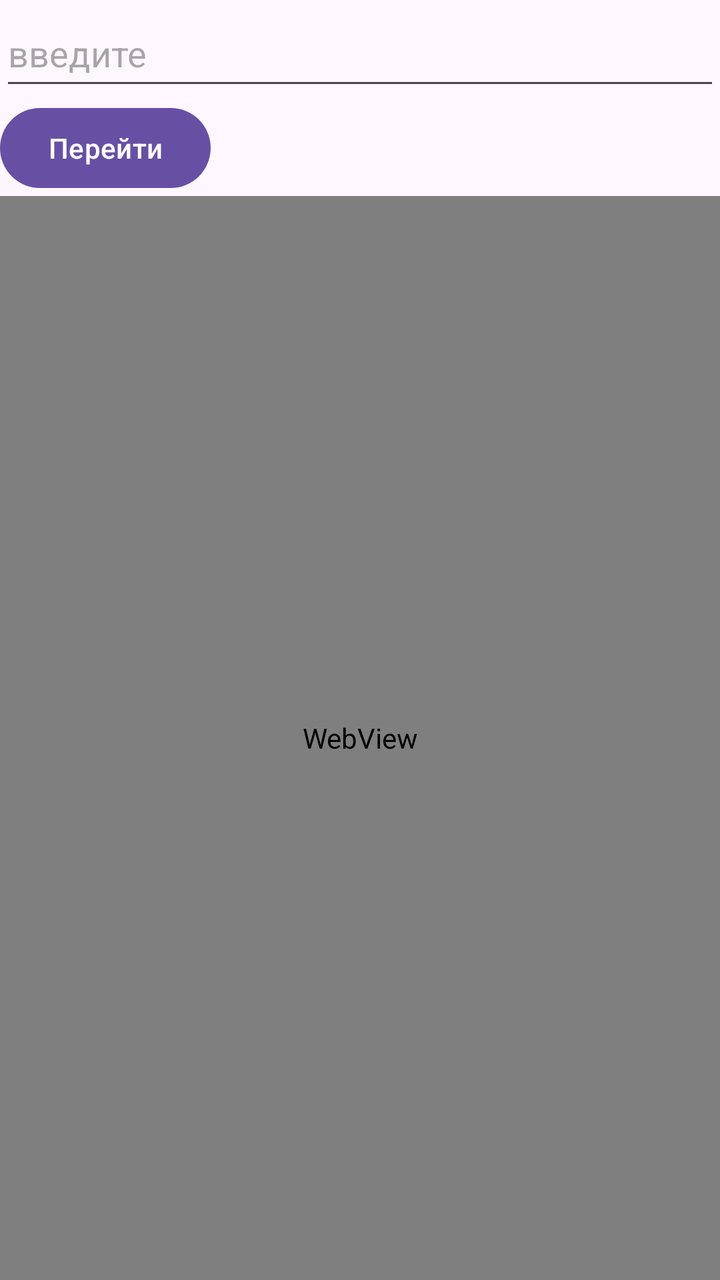
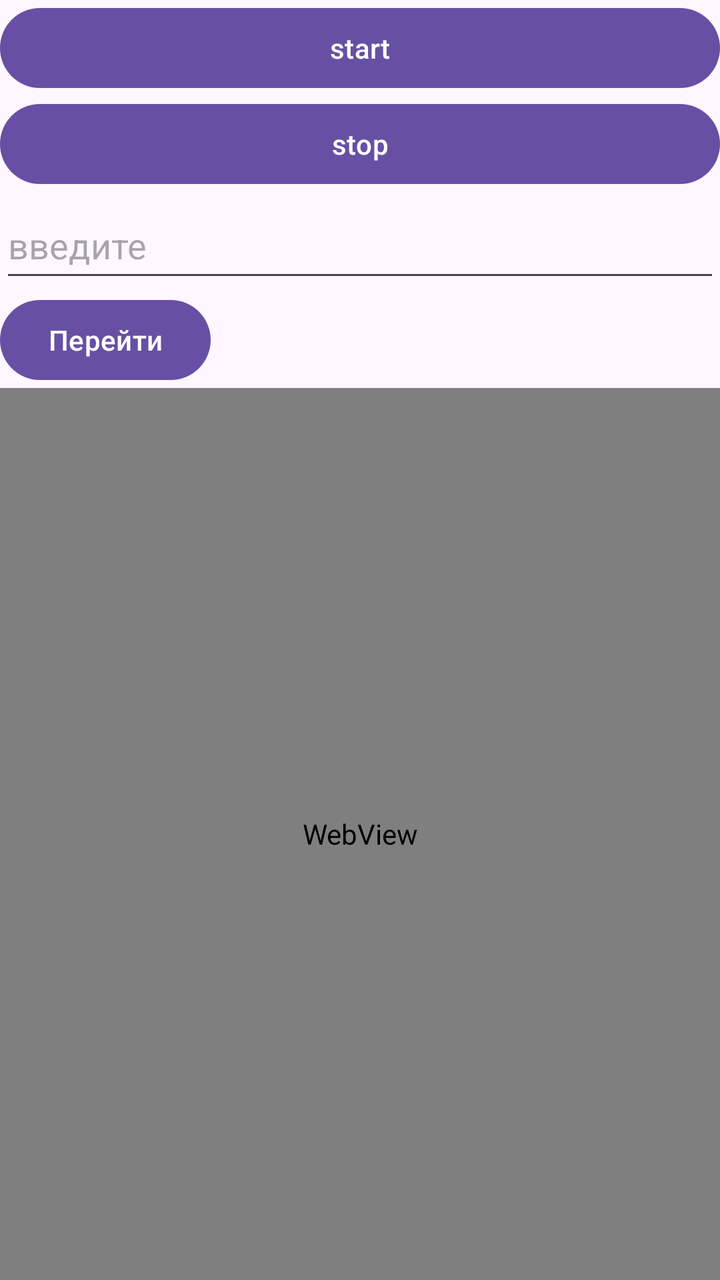

Two renders of the same Android screen: before a commit and after it. Below are the layout's source before the change and the commit's diff.
<!-- AndroidManifest.xml: application theme Theme.First_Android_Project -->
<!-- res/layout/activity_main.xml -->
<?xml version="1.0" encoding="utf-8"?>
<LinearLayout xmlns:android="http://schemas.android.com/apk/res/android"
    xmlns:tools="http://schemas.android.com/tools"
    xmlns:app="http://schemas.android.com/apk/res-auto"
    android:id="@+id/main"
    android:layout_width="match_parent"
    android:layout_height="match_parent"
    android:layout_marginTop="50dp"
    android:orientation="vertical"
    tools:context=".MainActivity">

    <EditText
        android:id="@+id/editText"
        android:layout_width="match_parent"
        android:layout_height="50dp"
        android:hint="введите "
         />

    <Button
        android:id="@+id/button"
        android:layout_width="wrap_content"
        android:layout_height="wrap_content"
        android:text="Перейти"/>

    <WebView
        android:id="@+id/webview"
        android:layout_width="match_parent"
        android:layout_height="match_parent"
        />



</LinearLayout>
<!-- resources referenced by this layout -->
<resources>
  <style name="Theme.First_Android_Project" parent="Base.Theme.First_Android_Project" />
  <style name="Base.Theme.First_Android_Project" parent="Theme.Material3.DayNight.NoActionBar">
          
          
      </style>
</resources>

<!-- the commit's change to res/layout/activity_main.xml (unified diff, before → after) -->
@@ -8,6 +8,18 @@
     android:layout_marginTop="50dp"
     android:orientation="vertical"
     tools:context=".MainActivity">
+
+    <Button
+        android:id="@+id/start"
+        android:layout_width="match_parent"
+        android:layout_height="wrap_content"
+        android:text="start"/>
+
+    <Button
+        android:id="@+id/stop"
+        android:layout_width="match_parent"
+        android:layout_height="wrap_content"
+        android:text="stop"/>
 
     <EditText
         android:id="@+id/editText"
